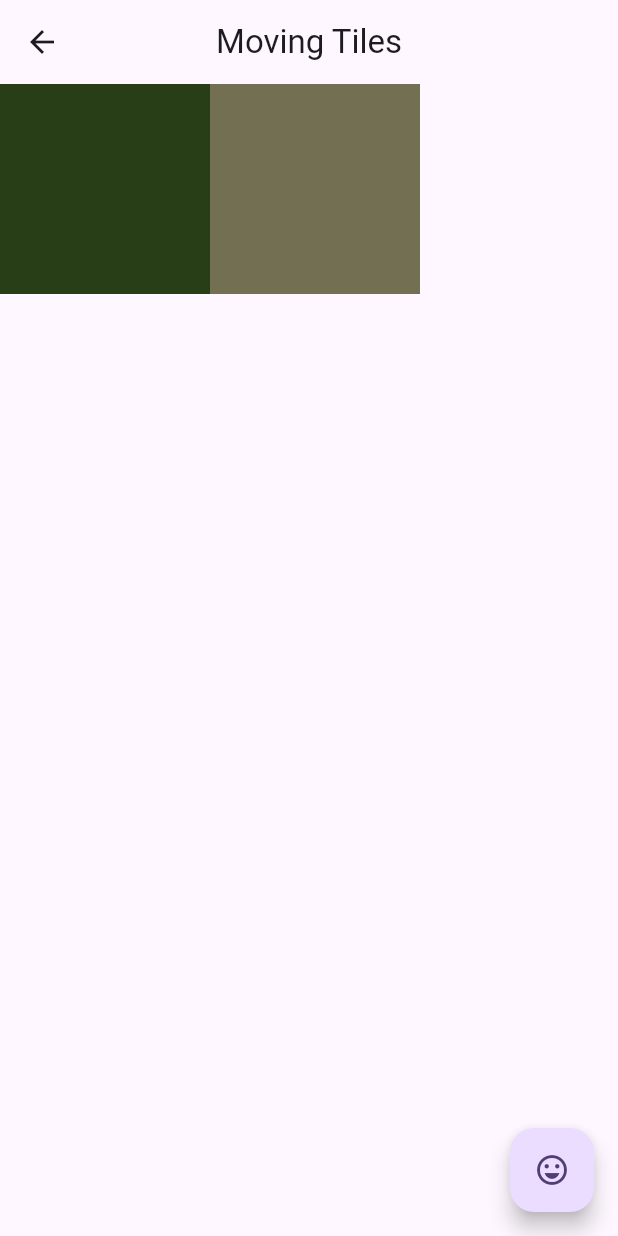
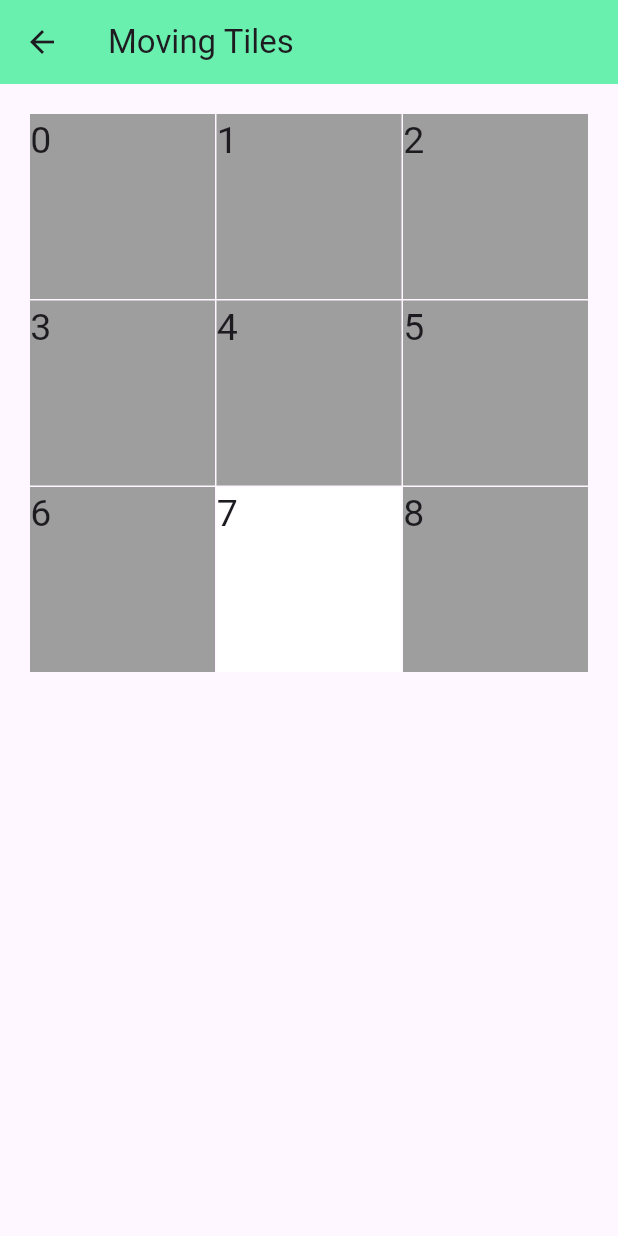
Before and after one commit to Bantortek/UV-AMSE, a Flutter app: the screen it shows after launch, after a tap on "Ex 6", on a phone screen of 412 x 824 dp. Run offline on Flutter 3.47's test engine with Material 3 defaults, Android fonts, the phone set to English and light mode, and no system bars.

Commit message:
Ex6 à finir

```diff
--- a/tp2/lib/Ex4.dart
+++ b/tp2/lib/Ex4.dart
@@ -29,10 +29,7 @@ class Ex4Page extends StatelessWidget {
   @override
   Widget build(BuildContext context) {
     return Scaffold(
-      appBar: AppBar(
-        title: Text('Display a Tile as a Cropped Image'),
-        centerTitle: true,
-      ),
+      appBar: AppBar(title: const Text('Display a Tile as a Cropped Image'),backgroundColor: Colors.greenAccent,),
       body: Center(
           child: Column(children: [
         SizedBox(
--- a/tp2/lib/Ex6.dart
+++ b/tp2/lib/Ex6.dart
@@ -5,14 +5,15 @@ import 'dart:math' as math;
 // Models
 // ==============
 
-math.Random random = new math.Random();
+math.Random random = math.Random();
 
 class ColorTile {
   Color color = Colors.blue;
+  int index = -1;
 
-  ColorTile(this.color);
+  ColorTile(this.color, this.index);
   ColorTile.randomColor() {
-    this.color = Color.fromARGB(
+    color = Color.fromARGB(
         255, random.nextInt(255), random.nextInt(255), random.nextInt(255));
   }
 }
@@ -24,50 +25,89 @@ class ColorTile {
 class TileWidget extends StatelessWidget {
   final ColorTile tile;
 
-  TileWidget(this.tile);
+  const TileWidget(this.tile,{super.key});
 
   @override
   Widget build(BuildContext context) {
-    return this.coloredBox();
+    return coloredBox();
   }
 
   Widget coloredBox() {
     return Container(
         color: tile.color,
-        child: Padding(
-          padding: EdgeInsets.all(70.0),
-        ));
+        child: Text(tile.index.toString(),style: TextStyle(fontSize: 25)),
+        );
   }
 }
 
-void main() => runApp(new MaterialApp(home: Ex6Page()));
+void main() => runApp(MaterialApp(home: Ex6Page()));
 
 class Ex6Page extends StatefulWidget {
+  const Ex6Page({super.key});
+
   @override
   State<StatefulWidget> createState() => PositionedTilesState();
 }
 
 class PositionedTilesState extends State<Ex6Page> {
-  List<Widget> tiles =
-      List<Widget>.generate(2, (index) => TileWidget(ColorTile.randomColor()));
-
+  List<Widget> tiles = [];
+  int grid_size = 3;
+  int empty_space = -1;
+  PositionedTilesState(){
+    empty_space = math.Random().nextInt(grid_size*grid_size);
+    tilesMaker(grid_size);
+  }
   @override
   Widget build(BuildContext context) {
     return Scaffold(
-      appBar: AppBar(
-        title: Text('Moving Tiles'),
-        centerTitle: true,
-      ),
-      body: Row(children: tiles),
-      floatingActionButton: FloatingActionButton(
-          onPressed: swapTiles,
-          child: Icon(Icons.sentiment_very_satisfied)),
+      appBar: AppBar(title: const Text('Moving Tiles'),backgroundColor: Colors.greenAccent,),
+      body:GridView.count(
+              shrinkWrap: true,
+              primary: false,
+              padding: const EdgeInsets.all(20),
+              crossAxisSpacing: 1,
+              mainAxisSpacing: 1,
+              crossAxisCount: grid_size,
+              children: [...tiles]
+            ),
     );
   }
 
-  swapTiles() {
-    setState(() {
-      tiles.insert(1, tiles.removeAt(0));
-    });
+
+  void tilesMaker(int size){
+    tiles = [];
+    for(var i = 0; i<size*size; i++){
+      TileWidget tile;
+      if(i == empty_space){
+        tile = TileWidget(ColorTile(Colors.white,i));
+      }else{
+        tile = TileWidget(ColorTile(Colors.grey,i));
+      }
+      double x = (empty_space % size)/(size-1);
+      double y = (empty_space ~/ size)/(size-1);
+      Widget TouchableTile = InkWell(
+      child: tile,
+      onTap: () {
+          print("yeah");
+          if((x != 0 && tile.tile.index == empty_space -1)||(x != size-1 && tile.tile.index == empty_space +1)
+           ||(y != 0 && tile.tile.index == empty_space - size)||(y != size-1 && tile.tile.index == empty_space + size)){
+            print("yellow");
+            setState(() {
+              var tempty = tiles[empty_space];
+              var tempindex = tiles[tile.tile.index];
+              tiles.removeAt(tile.tile.index);
+              tiles.insert(tile.tile.index, tempty);
+              tiles.removeAt(empty_space);
+              tiles.insert(empty_space, tempindex);
+
+              //tiles.insert(tile.tile.index, temp);
+              empty_space = tile.tile.index;
+            });
+          }
+
+        }
+      );
+      tiles.add(TouchableTile);
+    }
   }
 }
```
